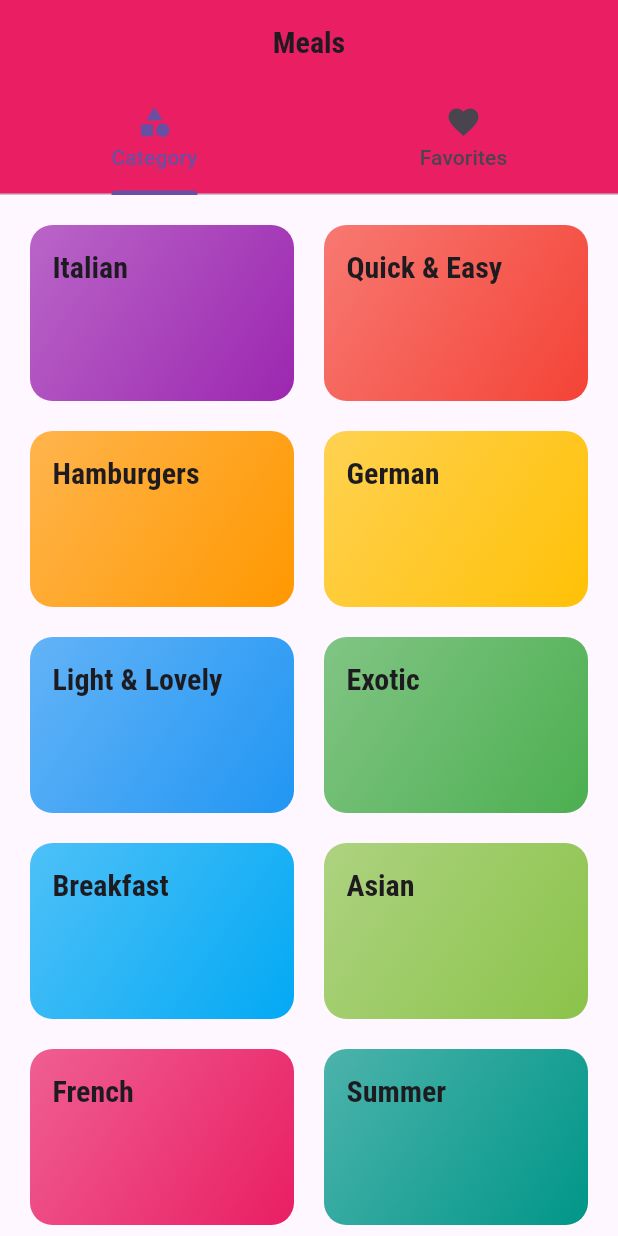
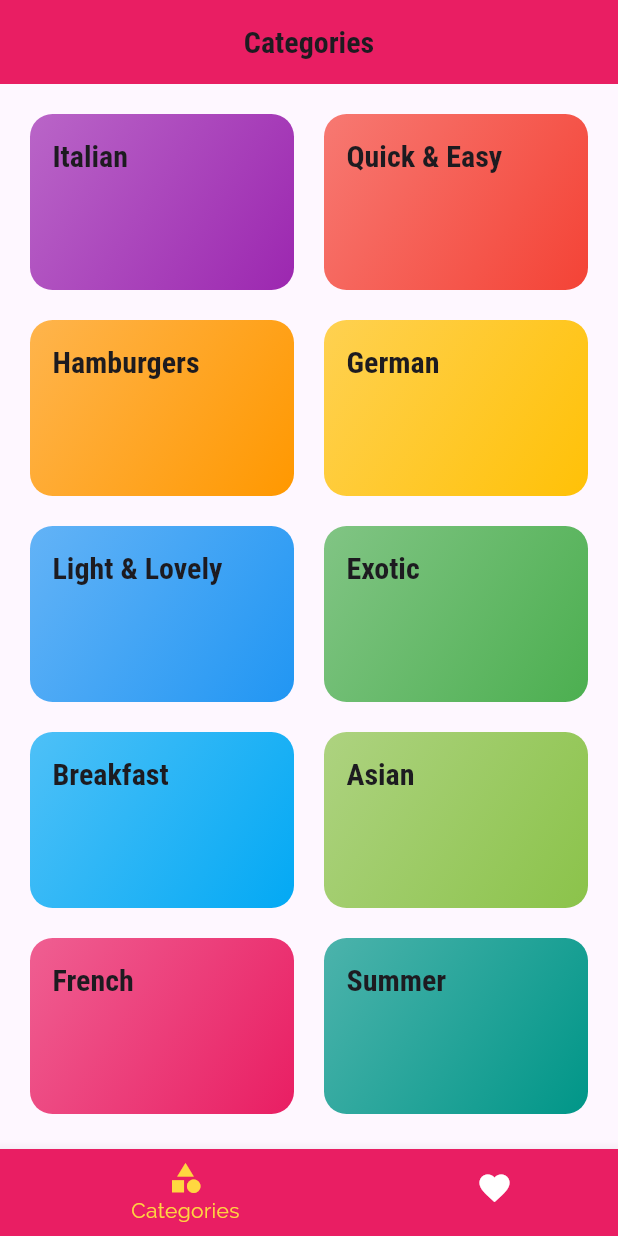
Before and after one commit to asadullah43/meals_app, a Flutter app: the screen it shows after launch, on a phone screen of 412 x 824 dp. Run offline on Flutter 3.47's test engine with Material 3 defaults, Android fonts, the phone set to English and light mode, and no system bars.

```diff
--- a/lib/main.dart
+++ b/lib/main.dart
@@ -1,5 +1,4 @@
 import 'package:flutter/material.dart';
-import 'package:meals_app/screens/categories_screen.dart';
 import 'package:meals_app/screens/category_meals_screen.dart';
 import 'package:meals_app/screens/meal_detail_screen.dart';
 import 'package:meals_app/screens/tabs_screen.dart';
@@ -22,6 +21,8 @@ class MyApp extends StatelessWidget {
           color: Colors.pink,
         ),
         primarySwatch: Colors.pink,
+        primaryColor:Colors.pink,
+
         canvasColor: const Color.fromRGBO(255, 254, 229, 1),
         fontFamily: 'Raleway',
         textTheme: ThemeData.light().textTheme.copyWith(
--- a/lib/screens/tabs_screen.dart
+++ b/lib/screens/tabs_screen.dart
@@ -10,36 +10,44 @@ class TabsScreen extends StatefulWidget {
 }
 
 class _TabsScreenState extends State<TabsScreen> {
+  final List<Map<String, Object>> _pages = [
+    {'page': const CategoriesScreen(), 'title': 'Categories'},
+    {'page': const FavoritesScreen(), 'title': 'Favorites'},
+  ];
+  int _selectedPageIndex = 0;
+  void _selectPage(int index) {
+    setState(() {
+      _selectedPageIndex = index;
+    });
+  }
+
   @override
   Widget build(BuildContext context) {
-    return DefaultTabController(
-      length: 2,
-      // initialIndex: 0,
-      child: Scaffold(
+    return Scaffold(
       appBar: AppBar(
         centerTitle: true,
-          title: const Text('Meals'),
-          bottom: const TabBar(tabs: [
-            Tab(
-              icon: Icon(
-                Icons.category,
+        title:  Text(_pages[_selectedPageIndex]['title'] as String),
       ),
-              text: 'Category',
+      body: _pages[_selectedPageIndex]['page'] as Widget,
+      bottomNavigationBar: BottomNavigationBar(
+        backgroundColor: Theme.of(context).primaryColor,
+        unselectedItemColor: Colors.white,
+        selectedItemColor: Colors.amberAccent,
+        currentIndex: _selectedPageIndex,
+        type: BottomNavigationBarType.shifting,
+        onTap: _selectPage,
+        items: [
+          BottomNavigationBarItem(
+            backgroundColor: Theme.of(context).primaryColor,
+            label: 'Categories',
+            icon: const Icon(Icons.category),
           ),
-            Tab(
-              icon: Icon(
-                Icons.favorite,
+          BottomNavigationBarItem(
+            backgroundColor: Theme.of(context).primaryColor,
+            icon: const Icon(Icons.favorite),
+            label: 'Favorite',
           ),
-              text: 'Favorites',
-            ),
-          ]),
-        ),
-        body: const TabBarView(
-          children: [
-            CategoriesScreen(),
-            FavoritesScreen(),
         ],
-        ),
       ),
     );
   }
```
Lines whose indentation alone changed are shown as unchanged.
